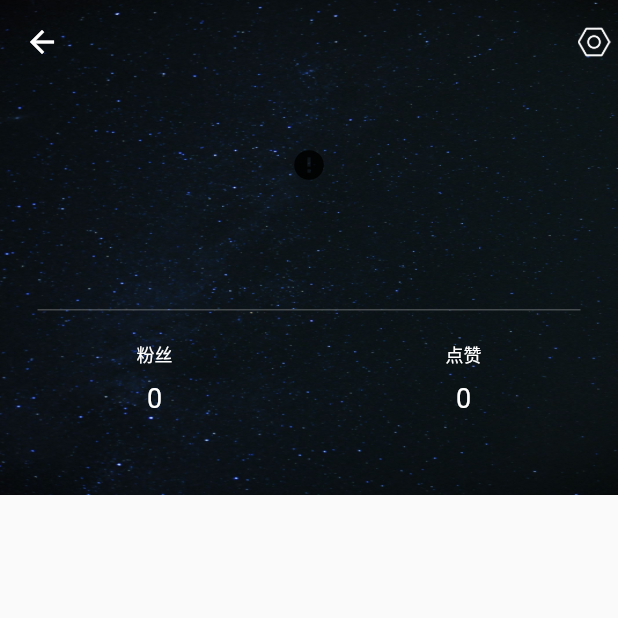
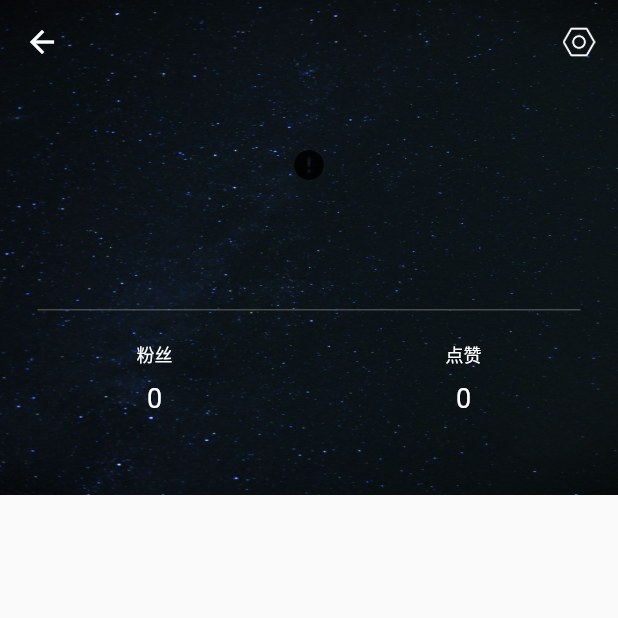
Before and after one commit to vhbvb/Planet_Social, a Flutter app: the UserDetail screen opened directly, on a phone screen of 412 x 824 dp, the top half of it. Run offline on Flutter 3.47's test engine with Material 2 defaults, Android fonts, the phone set to English and light mode, and no system bars; drawn by our look-alikes of cached_network_image; our stand-ins replace audioplayers, flutter_easyrefresh, image_picker, photo_view, shared_preferences, video_player; missing offline and left inert: emoji_picker, flutter_app_badger, flutter_statusbarcolor, mobsms, rongcloud_im_plugin, sharesdk_plugin; accounts and stored records are empty; network calls fail.

Commit message:
fix. some bugs

```diff
--- a/lib/explore/planet_create.dart
+++ b/lib/explore/planet_create.dart
@@ -139,7 +139,6 @@ class _PlanetCreateState extends State<PlanetCreate> {
     ApiService.shared.createPlanet(planet, (res,error){
       if(error == null){
         PSRoute.explore.refresh();
-        PSRoute.message.refresh();
         _createChatRoom(res.id,planet.title);
         PSAlert.show(context, "成功", "星球已成功创建",confirm:(){
            PSRoute.pop(context);
--- a/lib/message/conversation_list.dart
+++ b/lib/message/conversation_list.dart
@@ -59,7 +59,7 @@ class _ConversationListState extends State<ConversationList> {
         // backgroundColor: Colors.green,
         body: EasyRefresh(
           onRefresh: _refresh,
-          onLoad: (){},
+          onLoad: (){return;},
           child: ListView.builder(
             itemCount: _conversations.length,
             itemBuilder: (BuildContext context, int position) {
@@ -137,14 +137,6 @@ class _ConversationDetailElements {
        timesTamp = Util.timesTamp(DateTime.fromMillisecondsSinceEpoch(c.sentTime));
     }
 
-
-// class RCConversationType {
-//   static const int Private = 1;
-//   static const int Group = 3;
-//   static const int ChatRoom = 4;
-//   static const int System = 6;
-// }
-
     if  (c.latestMessageContent != null){
           if (c.latestMessageContent is TextMessage) {
       des = (c.latestMessageContent as TextMessage).content;
--- a/lib/mine/user_detail.dart
+++ b/lib/mine/user_detail.dart
@@ -195,7 +195,9 @@ class _UserDetailState extends State<UserDetail>
   }
 
   List<Widget> _action() {
-    var setIcon = GestureDetector(
+    var setIcon = Padding(
+      padding: EdgeInsets.only(right: 10),
+      child: GestureDetector(
       onTap: _clickSetting,
       child: Padding(
         padding: EdgeInsets.only(left: 5, right: 5),
@@ -205,9 +207,12 @@ class _UserDetailState extends State<UserDetail>
           width: 22,
         ),
       ),
+    ),
     );
 
-    var msgIcon = GestureDetector(
+    var msgIcon = Padding(
+      padding: EdgeInsets.only(right: 10),
+      child:GestureDetector(
       onTap: _clickMessage,
       child: Padding(
         padding: EdgeInsets.only(left: 5, right: 5),
@@ -217,7 +222,7 @@ class _UserDetailState extends State<UserDetail>
           width: 33,
         ),
       ),
-    );
+    ));
 
     return [_isSelf ? setIcon : msgIcon];
   }
--- a/lib/planet/planet_detail.dart
+++ b/lib/planet/planet_detail.dart
@@ -197,6 +197,10 @@ class _PlanetDetailState extends State<PlanetDetail> {
         onPressed: () {
           ApiService.shared
               .joinPlanet(PSManager.shared.currentUser, widget.planet, (error) {
+            if (error == null) {
+              PSRoute.message.refresh();
+            }
+
             setState(() {
               like = (error == null);
             });
```
Also changed, not shown: lib/base/utils.dart (+0 -9 lines).
